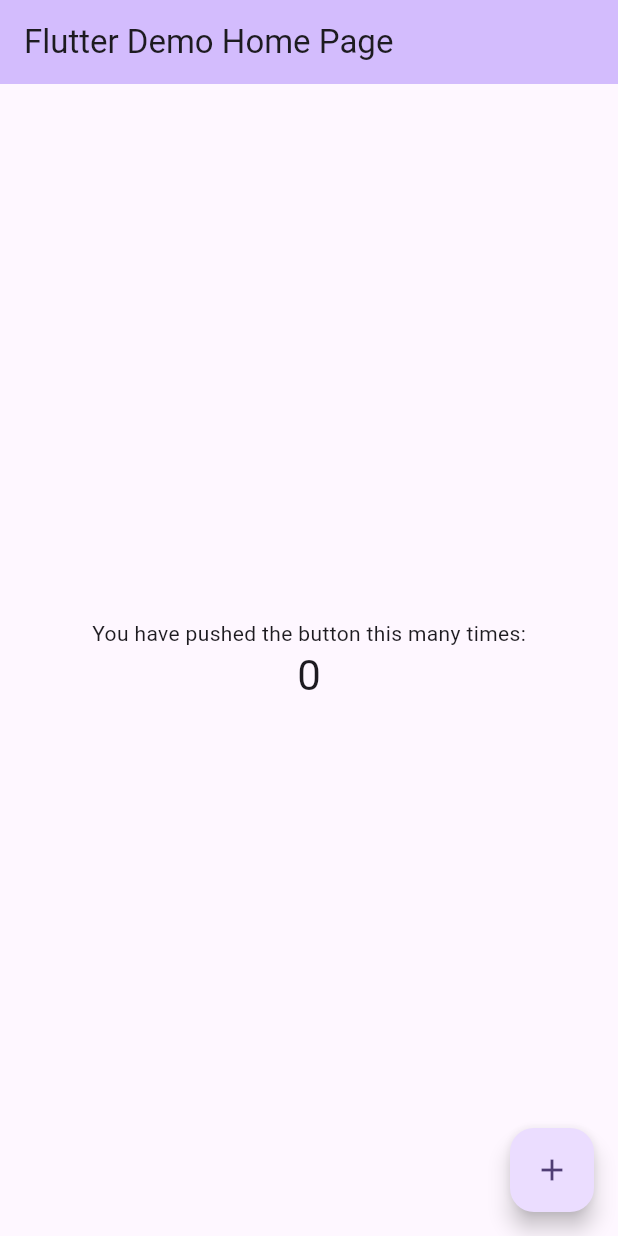
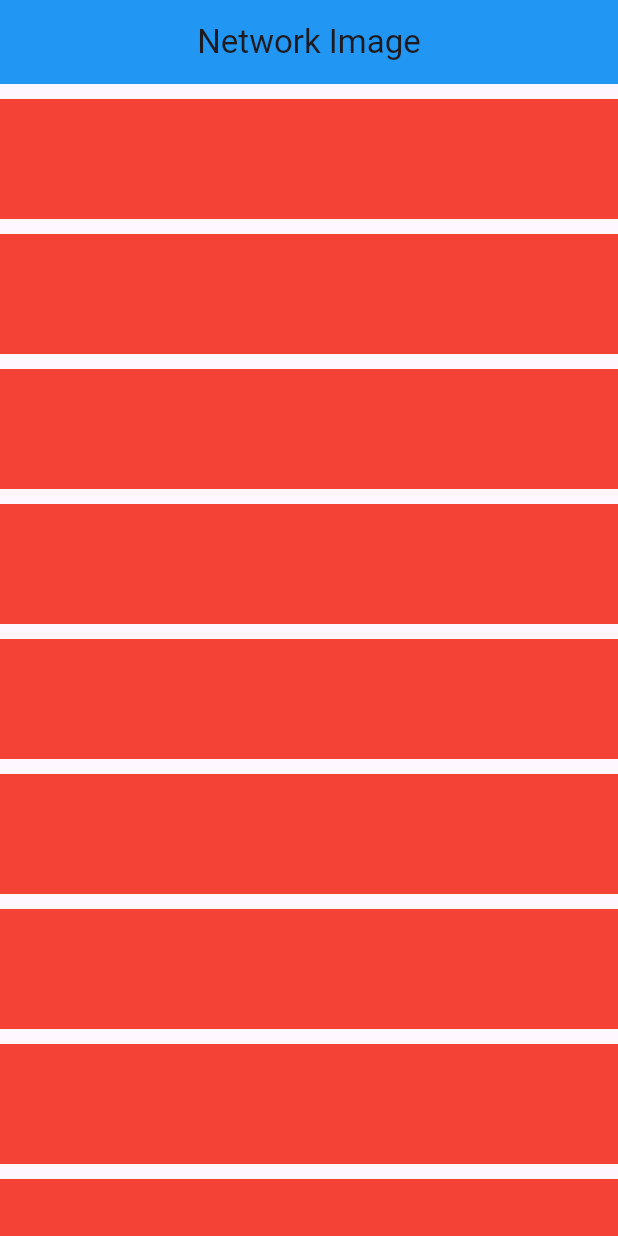
Before and after one commit to waliullah8328/new_project, a Flutter app: the screen it shows after launch, on a phone screen of 412 x 824 dp. Run offline on Flutter 3.47's test engine with Material 3 defaults, Android fonts, the phone set to English and light mode, and no system bars.

Commit message:
module 10

```diff
--- /dev/null
+++ b/lib/login/login_screen.dart
@@ -0,0 +1,45 @@
+import 'package:flutter/material.dart';
+
+class LoginScreen extends StatefulWidget {
+  const LoginScreen({super.key});
+
+  @override
+  State<LoginScreen> createState() => _LoginScreenState();
+}
+
+class _LoginScreenState extends State<LoginScreen> {
+
+
+  @override
+  Widget build(BuildContext context) {
+
+    return Scaffold(
+      appBar: AppBar(
+        title: const Text("Login Page"),
+        centerTitle: true,
+        backgroundColor: Colors.blue,
+
+      ),
+      body: Center(
+        child: Container(
+              height: 250,
+              width: 250,
+
+              decoration: BoxDecoration(
+                borderRadius: BorderRadius.all(Radius.circular(20)),
+                color: Colors.red,
+              ),
+              child: const Center(child: Text("Container 2",style: TextStyle(
+                color: Colors.white,
+                fontWeight: FontWeight.bold,
+                fontSize: 34,
+              ),)),
+            ),
+      ),
+
+
+
+
+    );
+  }
+}
--- a/lib/main.dart
+++ b/lib/main.dart
@@ -1,4 +1,7 @@
 import 'package:flutter/material.dart';
+import 'package:new_project/module_10/home_screen.dart';
+
+import 'column_row.dart';
 
 void main() {
   runApp(const MyApp());
@@ -10,116 +13,9 @@ class MyApp extends StatelessWidget {
   // This widget is the root of your application.
   @override
   Widget build(BuildContext context) {
-    return MaterialApp(
-      title: 'Flutter Demo',
-      theme: ThemeData(
-        // This is the theme of your application.
-        //
-        // TRY THIS: Try running your application with "flutter run". You'll see
-        // the application has a purple toolbar. Then, without quitting the app,
-        // try changing the seedColor in the colorScheme below to Colors.green
-        // and then invoke "hot reload" (save your changes or press the "hot
-        // reload" button in a Flutter-supported IDE, or press "r" if you used
-        // the command line to start the app).
-        //
-        // Notice that the counter didn't reset back to zero; the application
-        // state is not lost during the reload. To reset the state, use hot
-        // restart instead.
-        //
-        // This works for code too, not just values: Most code changes can be
-        // tested with just a hot reload.
-        colorScheme: ColorScheme.fromSeed(seedColor: Colors.deepPurple),
-        useMaterial3: true,
-      ),
-      home: const MyHomePage(title: 'Flutter Demo Home Page'),
+    return const MaterialApp(
+      debugShowCheckedModeBanner: false,
+      home: HomeScreen(),
     );
   }
 }
-
-class MyHomePage extends StatefulWidget {
-  const MyHomePage({super.key, required this.title});
-
-  // This widget is the home page of your application. It is stateful, meaning
-  // that it has a State object (defined below) that contains fields that affect
-  // how it looks.
-
-  // This class is the configuration for the state. It holds the values (in this
-  // case the title) provided by the parent (in this case the App widget) and
-  // used by the build method of the State. Fields in a Widget subclass are
-  // always marked "final".
-
-  final String title;
-
-  @override
-  State<MyHomePage> createState() => _MyHomePageState();
-}
-
-class _MyHomePageState extends State<MyHomePage> {
-  int _counter = 0;
-
-  void _incrementCounter() {
-    setState(() {
-      // This call to setState tells the Flutter framework that something has
-      // changed in this State, which causes it to rerun the build method below
-      // so that the display can reflect the updated values. If we changed
-      // _counter without calling setState(), then the build method would not be
-      // called again, and so nothing would appear to happen.
-      _counter++;
-    });
-  }
-
-  @override
-  Widget build(BuildContext context) {
-    // This method is rerun every time setState is called, for instance as done
-    // by the _incrementCounter method above.
-    //
-    // The Flutter framework has been optimized to make rerunning build methods
-    // fast, so that you can just rebuild anything that needs updating rather
-    // than having to individually change instances of widgets.
-    return Scaffold(
-      appBar: AppBar(
-        // TRY THIS: Try changing the color here to a specific color (to
-        // Colors.amber, perhaps?) and trigger a hot reload to see the AppBar
-        // change color while the other colors stay the same.
-        backgroundColor: Theme.of(context).colorScheme.inversePrimary,
-        // Here we take the value from the MyHomePage object that was created by
-        // the App.build method, and use it to set our appbar title.
-        title: Text(widget.title),
-      ),
-      body: Center(
-        // Center is a layout widget. It takes a single child and positions it
-        // in the middle of the parent.
-        child: Column(
-          // Column is also a layout widget. It takes a list of children and
-          // arranges them vertically. By default, it sizes itself to fit its
-          // children horizontally, and tries to be as tall as its parent.
-          //
-          // Column has various properties to control how it sizes itself and
-          // how it positions its children. Here we use mainAxisAlignment to
-          // center the children vertically; the main axis here is the vertical
-          // axis because Columns are vertical (the cross axis would be
-          // horizontal).
-          //
-          // TRY THIS: Invoke "debug painting" (choose the "Toggle Debug Paint"
-          // action in the IDE, or press "p" in the console), to see the
-          // wireframe for each widget.
-          mainAxisAlignment: MainAxisAlignment.center,
-          children: <Widget>[
-            const Text(
-              'You have pushed the button this many times:',
-            ),
-            Text(
-              '$_counter',
-              style: Theme.of(context).textTheme.headlineMedium,
-            ),
-          ],
-        ),
-      ),
-      floatingActionButton: FloatingActionButton(
-        onPressed: _incrementCounter,
-        tooltip: 'Increment',
-        child: const Icon(Icons.add),
-      ), // This trailing comma makes auto-formatting nicer for build methods.
-    );
-  }
-}
--- /dev/null
+++ b/lib/module_10/home_screen.dart
@@ -0,0 +1,204 @@
+import 'package:flutter/cupertino.dart';
+import 'package:flutter/material.dart';
+
+class HomeScreen extends StatelessWidget {
+  const HomeScreen({super.key});
+
+  @override
+  Widget build(BuildContext context) {
+    return SafeArea(
+      child: Scaffold(
+        appBar: AppBar(
+          title: Text("Network Image"),
+          centerTitle: true,
+          backgroundColor: Colors.blue,
+        ),
+        body: SingleChildScrollView(
+          child: Column(children: [
+            SizedBox(height: 10,),
+            Container(
+              height: 80,
+              width: double.infinity,
+              color: Colors.red,
+            ),
+            SizedBox(height: 10,),
+            Container(
+              height: 80,
+              width: double.infinity,
+              color: Colors.red,
+            ),
+            SizedBox(height: 10,),
+            Container(
+              height: 80,
+              width: double.infinity,
+              color: Colors.red,
+            ),
+            SizedBox(height: 10,),
+            Container(
+              height: 80,
+              width: double.infinity,
+              color: Colors.red,
+            ),
+            SizedBox(height: 10,),
+            Container(
+              height: 80,
+              width: double.infinity,
+              color: Colors.red,
+            ),
+            SizedBox(height: 10,),
+            Container(
+              height: 80,
+              width: double.infinity,
+              color: Colors.red,
+            ),
+            SizedBox(height: 10,),
+            Container(
+              height: 80,
+              width: double.infinity,
+              color: Colors.red,
+            ),
+            SizedBox(height: 10,),
+            Container(
+              height: 80,
+              width: double.infinity,
+              color: Colors.red,
+            ),
+            SizedBox(height: 10,),
+            Container(
+              height: 80,
+              width: double.infinity,
+              color: Colors.red,
+            ),
+            SizedBox(height: 10,),
+            Container(
+              height: 80,
+              width: double.infinity,
+              color: Colors.red,
+            ),
+            SizedBox(height: 10,),
+            Container(
+              height: 80,
+              width: double.infinity,
+              color: Colors.red,
+            ),
+            SizedBox(height: 10,),
+            Container(
+              height: 80,
+              width: double.infinity,
+              color: Colors.red,
+            ),
+            SizedBox(height: 10,),
+            Container(
+              height: 80,
+              width: double.infinity,
+              color: Colors.red,
+            ),
+            SizedBox(height: 10,),
+            Container(
+              height: 80,
+              width: double.infinity,
+              color: Colors.red,
+            ),
+            SizedBox(height: 10,),
+            Container(
+              height: 80,
+              width: double.infinity,
+              color: Colors.red,
+            ),
+            SizedBox(height: 10,),
+            Container(
+              height: 80,
+              width: double.infinity,
+              color: Colors.red,
+            ),
+            SizedBox(height: 10,),
+            Container(
+              height: 80,
+              width: double.infinity,
+              color: Colors.red,
+            ),
+            SizedBox(height: 10,),
+            Container(
+              height: 80,
+              width: double.infinity,
+              color: Colors.red,
+            ),
+
+          ],),
+        ),
+
+        // Button
+        /*Column(
+          children: [
+            SizedBox(height: 20,),
+            ElevatedButton(onPressed: (){
+
+            }, child: Text("Elevated Button",style: TextStyle(fontSize: 36,fontWeight: FontWeight.bold),)),
+            TextButton(onPressed: (){
+
+            }
+                , child: Text("TextButton",style: TextStyle(fontSize: 36,fontWeight: FontWeight.bold),)),
+
+
+
+
+          ],
+        ),*/
+
+
+        /* Column(
+          children: [
+
+
+            //SizedBox(height: 30,),
+            //Text("Floating action button",style: TextStyle(fontSize: 27,fontWeight: FontWeight.bold),),
+            //SizedBox(height: 30,),
+            //Text("Floating action button",style: TextStyle(fontSize: 27,fontWeight: FontWeight.bold),),
+            //SizedBox(height: 30,),
+
+            // Icon Widget
+           /* Icon(
+                Icons.person,
+              size: 80,
+              color: Colors.blue,
+            ),*/
+
+            // Button
+
+
+
+
+
+          ],
+        ),*/
+        // Image.network("https://i.ibb.co/k2p3hDC/1-Fashion-Design.jpg",height: 200,width: 200,),
+        //Image.asset("asset/Football.jpg",height: 200,width: 200,),
+       /* Card(
+          shadowColor: Colors.blue,
+          elevation: 100,
+
+          child: Image.asset("asset/Football.jpg",height: 200,width: 200,),
+        ),*/
+        /*
+        const Center(child: CircleAvatar(
+          minRadius: 70,
+          maxRadius: 90,
+          backgroundImage: NetworkImage("https://i.ibb.co/k2p3hDC/1-Fashion-Design.jpg")),
+
+      )*/
+        // Floating Action Button
+          /*
+        floatingActionButtonLocation: FloatingActionButtonLocation.centerFloat,
+        floatingActionButton: FloatingActionButton(
+          backgroundColor: Colors.amber,
+            onPressed: (){
+
+            },
+          child: Text("+",style: TextStyle(fontSize: 40),),
+        ),
+        */
+
+      ),
+    );
+  }
+}
```
Also changed, not shown: pubspec.yaml (+11 -42 lines), asset/Football.jpg (added).
